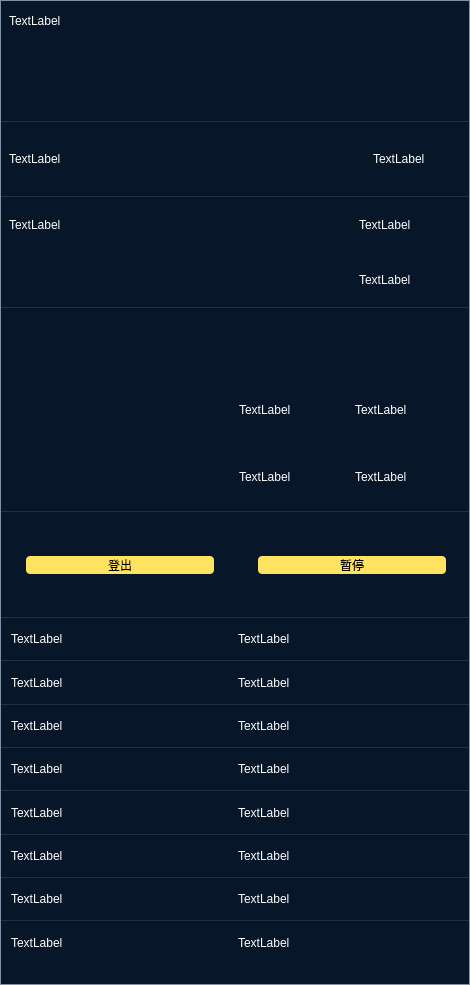
This is baseinfo/widgetbaseinfo.ui in LongyuHe1990/AgvMonitor as Qt 5 draws it before an edit. The edited form follows.
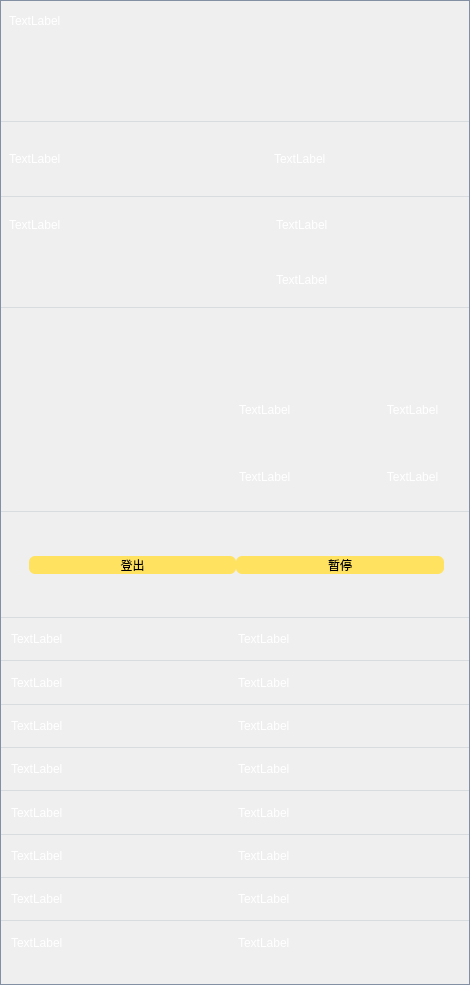
This is the edited form. Icons and pictures are not drawn.

```diff
--- a/baseinfo/widgetbaseinfo.ui
+++ b/baseinfo/widgetbaseinfo.ui
@@ -32,7 +32,7 @@
    <item row="0" column="0">
     <widget class="QWidget" name="widget_2" native="true">
      <property name="styleSheet">
-      <string notr="true">#widget_2{background-color:rgb(7,22,41);border:0.5px solid #838fa2;}</string>
+      <string notr="true">#widget_2{background-color:rgba(255,255,255, 0);border:0.5px solid #838fa2;}</string>
      </property>
      <layout class="QVBoxLayout" name="verticalLayout_3" stretch="20,37,1,35,1,52,1,96,1,20,30,20,1,20,1,20,1,20,1,20,1,20,1,20,1,20,1,20,10">
       <property name="spacing">
@@ -73,7 +73,7 @@
       </item>
       <item>
        <widget class="QWidget" name="widget_3" native="true">
-        <layout class="QHBoxLayout" name="horizontalLayout" stretch="80,19,14,8,45,10">
+        <layout class="QHBoxLayout" name="horizontalLayout" stretch="100,5,11,15,77,20">
          <property name="spacing">
           <number>0</number>
          </property>
@@ -172,7 +172,7 @@
        </widget>
       </item>
       <item>
-       <layout class="QHBoxLayout" name="horizontalLayout_3" stretch="5,1,1,1,1,1">
+       <layout class="QHBoxLayout" name="horizontalLayout_3" stretch="100,5,11,15,77,20">
         <property name="spacing">
          <number>0</number>
         </property>
@@ -265,16 +265,22 @@
        </widget>
       </item>
       <item>
-       <layout class="QHBoxLayout" name="horizontalLayout_2" stretch="1,1">
+       <layout class="QHBoxLayout" name="horizontalLayout_2" stretch="100,125">
         <property name="spacing">
          <number>0</number>
         </property>
+        <property name="leftMargin">
+         <number>9</number>
+        </property>
+        <property name="topMargin">
+         <number>0</number>
+        </property>
         <item>
          <layout class="QVBoxLayout" name="verticalLayout" stretch="1,1">
           <item>
            <layout class="QHBoxLayout" name="horizontalLayout_7">
             <property name="leftMargin">
-             <number>9</number>
+             <number>0</number>
             </property>
             <item>
              <widget class="QLabel" name="label_9">
@@ -306,7 +312,10 @@
         <item>
          <layout class="QVBoxLayout" name="verticalLayout_2">
           <item>
-           <layout class="QHBoxLayout" name="horizontalLayout_6">
+           <layout class="QHBoxLayout" name="horizontalLayout_6" stretch="5,11,15,77,20">
+            <property name="spacing">
+             <number>0</number>
+            </property>
             <item>
              <spacer name="horizontalSpacer">
               <property name="orientation">
@@ -369,7 +378,10 @@
            </layout>
           </item>
           <item>
-           <layout class="QHBoxLayout" name="horizontalLayout_4">
+           <layout class="QHBoxLayout" name="horizontalLayout_4" stretch="5,11,15,77,20">
+            <property name="spacing">
+             <number>0</number>
+            </property>
             <item>
              <spacer name="horizontalSpacer_20">
               <property name="orientation">
@@ -535,7 +547,7 @@
                 <string/>
                </property>
                <property name="alignment">
-                <set>Qt::AlignLeading|Qt::AlignLeft|Qt::AlignVCenter</set>
+                <set>Qt::AlignCenter</set>
                </property>
               </widget>
              </item>
@@ -561,6 +573,9 @@
                <property name="text">
                 <string>TextLabel</string>
                </property>
+               <property name="alignment">
+                <set>Qt::AlignCenter</set>
+               </property>
               </widget>
              </item>
             </layout>
@@ -585,6 +600,9 @@
                <property name="text">
                 <string>TextLabel</string>
                </property>
+               <property name="alignment">
+                <set>Qt::AlignCenter</set>
+               </property>
               </widget>
              </item>
             </layout>
@@ -622,7 +640,7 @@
        </spacer>
       </item>
       <item>
-       <layout class="QHBoxLayout" name="horizontalLayout_10" stretch="11,80,19,80,10">
+       <layout class="QHBoxLayout" name="horizontalLayout_10" stretch="11,80,80,10">
         <property name="spacing">
          <number>0</number>
         </property>
@@ -645,33 +663,30 @@
            <cursorShape>PointingHandCursor</cursorShape>
           </property>
           <property name="styleSheet">
-           <string notr="true">QPushButton{color: rgb(0, 0, 0);background-color: rgb(255, 226, 96);border:none;border-radius:4px;}</string>
+           <string notr="true">QPushButton{background-color: rgb(255, 226, 96);
+color: rgb(0, 0, 0);border-radius:6px;border:none;}
+QPushButton::hover{background-color: rgba(43, 235, 182, 0.2);
+color: rgb(43, 235, 182);border-radius:4px;border:1px solid #2bebb6;}
+QPushButton::pressed{background-color: rgba(43, 235, 182, 0.2);
+color: rgb(43, 235, 182);border-radius:4px;border:1px solid #2bebb6;}</string>
           </property>
           <property name="text">
            <string>登出</string>
           </property>
          </widget>
         </item>
-        <item>
-         <spacer name="horizontalSpacer_2">
-          <property name="orientation">
-           <enum>Qt::Horizontal</enum>
-          </property>
-          <property name="sizeHint" stdset="0">
-           <size>
-            <width>40</width>
-            <height>20</height>
-           </size>
-          </property>
-         </spacer>
-        </item>
         <item>
          <widget class="QPushButton" name="pushButton_2">
           <property name="cursor">
            <cursorShape>PointingHandCursor</cursorShape>
           </property>
           <property name="styleSheet">
-           <string notr="true">QPushButton{color: rgb(0, 0, 0);background-color: rgb(255, 226, 96);border:none;border-radius:4px;}</string>
+           <string notr="true">QPushButton{background-color: rgb(255, 226, 96);
+color: rgb(0, 0, 0);border-radius:6px;border:none;}
+QPushButton::hover{background-color: rgba(43, 235, 182, 0.2);
+color: rgb(43, 235, 182);border-radius:4px;border:1px solid #2bebb6;}
+QPushButton::pressed{background-color: rgba(43, 235, 182, 0.2);
+color: rgb(43, 235, 182);border-radius:4px;border:1px solid #2bebb6;}</string>
           </property>
           <property name="text">
            <string>暂停</string>
```
